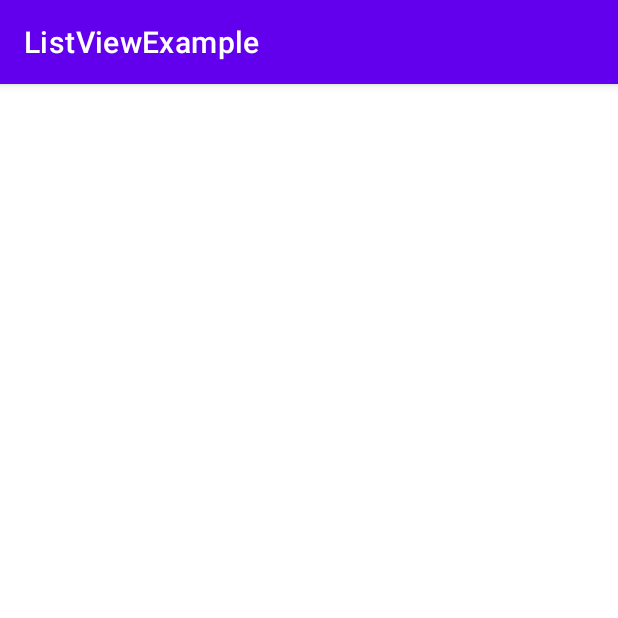
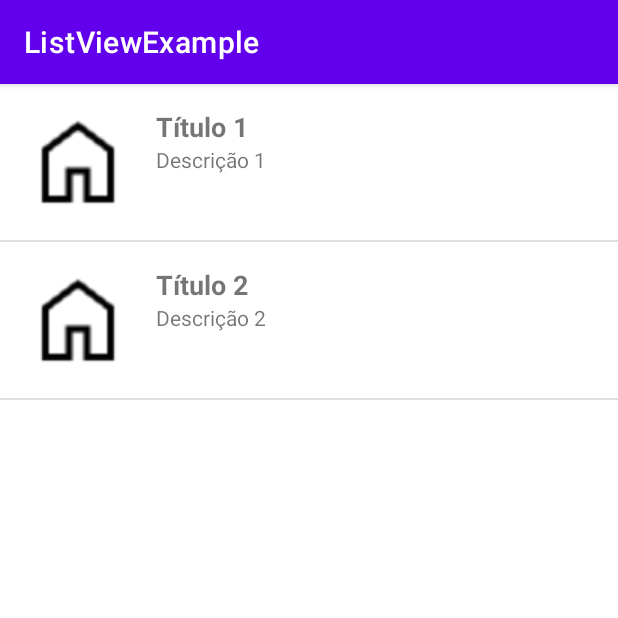
Before and after one commit to kaueludovico/ListViewExample, an Android app: the screen it shows after launch (MainActivity), on a phone screen of 412 x 824 dp, the top half of it. Run offline under Robolectric (Android 15) with nearby library versions, the phone set to English and light mode, and no system bars.

Commit message:
Ajustando listView

```diff
--- /dev/null
+++ b/app/src/main/java/com/zallpy/listviewexample/ItemAdapter.kt
@@ -0,0 +1,26 @@
+package com.zallpy.listviewexample
+
+import android.content.Context
+import android.view.LayoutInflater
+import android.view.View
+import android.view.ViewGroup
+import android.widget.ArrayAdapter
+import com.zallpy.listviewexample.databinding.ResListItemBinding
+
+class ItemAdapter(context: Context, private val items: List<Items>) : ArrayAdapter<Items>(context, 0, items) {
+    override fun getView(position: Int, convertView: View?, parent: ViewGroup): View {
+        val binding: ResListItemBinding = convertView?.let {
+            ResListItemBinding.bind(it)
+        } ?: run {
+            ResListItemBinding.inflate(LayoutInflater.from(context), parent, false)
+        }
+
+        val currentItem = items[position]
+
+        binding.imageView.setImageResource(currentItem.imageResId)
+        binding.titleTextView.text = currentItem.title
+        binding.descriptionTextView.text = currentItem.description
+
+        return binding.root
+    }
+}
--- /dev/null
+++ b/app/src/main/java/com/zallpy/listviewexample/Items.kt
@@ -0,0 +1,7 @@
+package com.zallpy.listviewexample
+
+data class Items(
+    val imageResId: Int,
+    val title: String,
+    val description: String
+)
--- a/app/src/main/java/com/zallpy/listviewexample/MainActivity.kt
+++ b/app/src/main/java/com/zallpy/listviewexample/MainActivity.kt
@@ -8,7 +8,7 @@ import com.zallpy.listviewexample.databinding.ActivityMainBinding
 class MainActivity : AppCompatActivity() {
 
     private lateinit var binding: ActivityMainBinding
-    private lateinit var adapter: ArrayAdapter<String>
+    private lateinit var adapter: ArrayAdapter<Items>
 
     override fun onCreate(savedInstanceState: Bundle?) {
         super.onCreate(savedInstanceState)
@@ -31,15 +31,18 @@ class MainActivity : AppCompatActivity() {
 
 
     private fun populateListView() {
-        // Inicializando o adapter
-        adapter = ArrayAdapter(this, R.layout.res_list_item)
+
+        // Criando itens da lista
+        val items = mutableListOf(
+            Items(R.drawable.home, "Título 1", "Descrição 1"),
+            Items(R.drawable.home, "Título 2", "Descrição 2")
+        )
+
+        // Inicializando e populando o adapter
+        adapter = ItemAdapter(this, items)
         // A variável adapter precisou ser inicializada aqui neste bloco de código
         // devido a anoteção lateinit em sua criação (linha 13)
         // lembrando que o lateinit indica que a inicialização será feita antes do uso da variável porém, após a sua criação
-
-        // Populando adapter
-        val items = arrayOf("Item 1", "Item 2", "Item 3", "Item 4", "Item 5")
-        adapter.addAll(*items)
 
         // Populando ListView com o Adapter
         binding.listView.adapter = adapter
--- a/app/src/main/res/layout/res_list_item.xml
+++ b/app/src/main/res/layout/res_list_item.xml
@@ -1,9 +1,35 @@
-<TextView xmlns:android="http://schemas.android.com/apk/res/android"
-    android:id="@android:id/text1"
+<LinearLayout xmlns:android="http://schemas.android.com/apk/res/android"
     android:layout_width="match_parent"
     android:layout_height="wrap_content"
-    android:textAppearance="?android:attr/textAppearanceListItemSmall"
-    android:gravity="center_vertical"
-    android:paddingStart="16dp"
-    android:paddingEnd="16dp"
-    android:minHeight="?android:attr/listPreferredItemHeightSmall" />
+    android:orientation="horizontal"
+    android:padding="16dp">
+
+    <ImageView
+        android:id="@+id/imageView"
+        android:layout_width="72dp"
+        android:layout_height="72dp"
+        android:src="@drawable/home" />
+
+        <LinearLayout
+            android:layout_width="match_parent"
+            android:layout_height="wrap_content"
+            android:orientation="vertical"
+            android:layout_marginStart="16dp">
+
+            <TextView
+                android:id="@+id/titleTextView"
+                android:layout_width="wrap_content"
+                android:layout_height="wrap_content"
+                android:text="Item 1"
+                android:textSize="18sp"
+                android:textStyle="bold" />
+
+            <TextView
+                android:id="@+id/descriptionTextView"
+                android:layout_width="wrap_content"
+                android:layout_height="wrap_content"
+                android:text="Descrição 1"
+                android:textSize="14sp" />
+        </LinearLayout>
+
+</LinearLayout>
```
Also changed, not shown: app/src/main/res/drawable/home.png (added).
